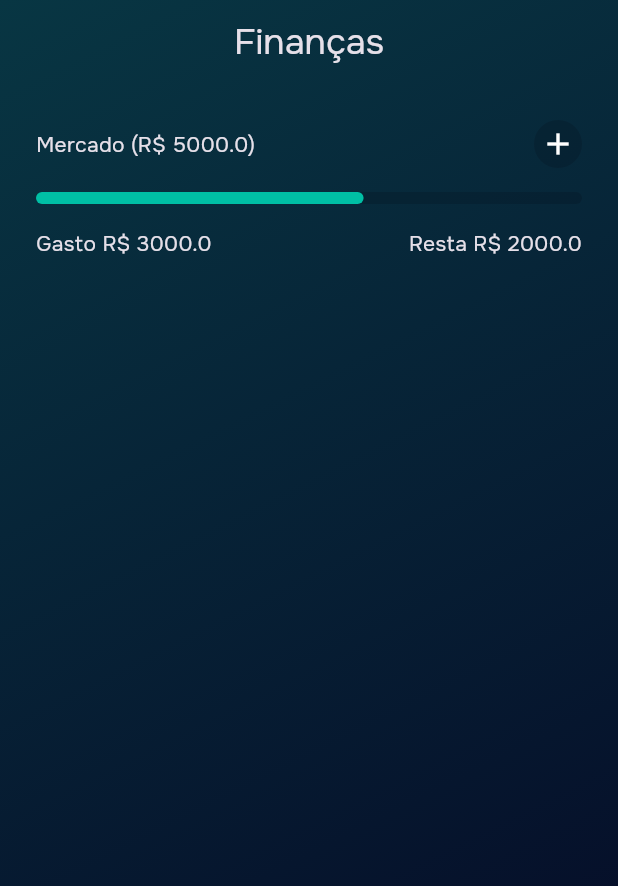
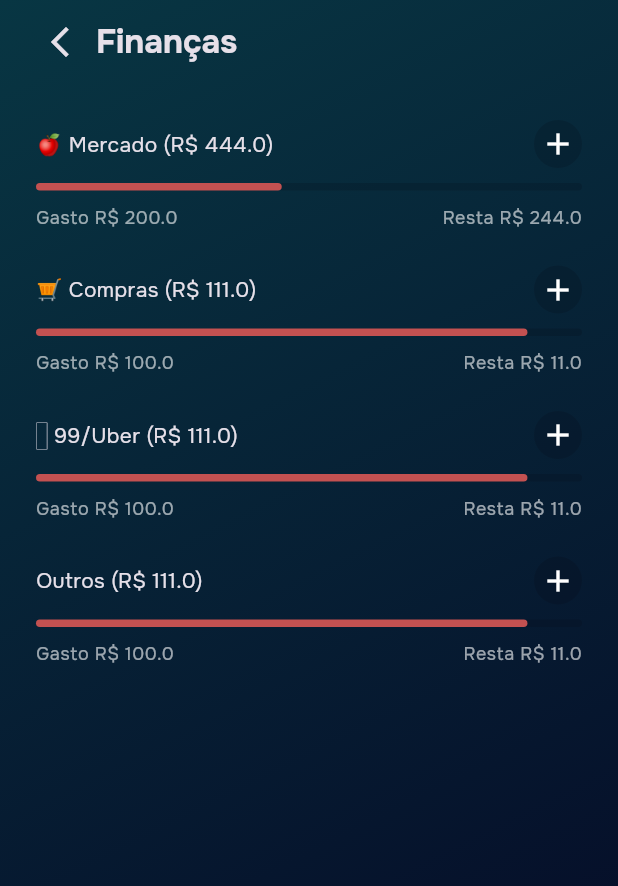
Before and after one commit to pietroid/focuslab, a Flutter app: the FinancePage screen opened by its route, on a phone screen of 412 x 824 dp. Shown: the top 886 px of the screen. Run offline on Flutter 3.47's test engine with Material 3 defaults, Android fonts, the phone set to English and light mode, and no system bars; our stand-ins replace bloc, flutter_bloc, go_router, google_fonts, just_audio, rxdart and 1 more; generated files the repository leaves out were written again.

Commit message:
mocked version of finance

```diff
--- a/lib/finance/view/finance_page.dart
+++ b/lib/finance/view/finance_page.dart
@@ -8,13 +8,37 @@ class FinancePage extends StatelessWidget {
   @override
   Widget build(BuildContext context) {
     return DefaultScaffold(
-        body: Column(children: const [
-          FinanceGoal(
-            title: 'Mercado',
-            totalAmount: 5000.00,
-            spent: 3000.00,
+        body: Padding(
+          padding: const EdgeInsets.symmetric(
+            vertical: AppSpacing.large,
+            horizontal: AppSpacing.large,
           ),
-        ]),
+          child: Column(children: const [
+            FinanceGoal(
+              title: '🍎 Mercado',
+              totalAmount: 444.0,
+              spent: 200.00,
+            ),
+            SizedBox(height: AppSpacing.large),
+            FinanceGoal(
+              title: '🛒 Compras',
+              totalAmount: 111.00,
+              spent: 100.00,
+            ),
+            SizedBox(height: AppSpacing.large),
+            FinanceGoal(
+              title: '🛻 99/Uber',
+              totalAmount: 111.00,
+              spent: 100.00,
+            ),
+            SizedBox(height: AppSpacing.large),
+            FinanceGoal(
+              title: 'Outros',
+              totalAmount: 111.00,
+              spent: 100.00,
+            ),
+          ]),
+        ),
         title: 'Finanças');
   }
 }
--- a/lib/finance/widget/finance_goal.dart
+++ b/lib/finance/widget/finance_goal.dart
@@ -1,4 +1,5 @@
 import 'package:app_ui/app_ui.dart';
+import 'package:flutter/material.dart';
 import 'package:flutter/widgets.dart';
 import 'package:focuslab/finance/widget/add_button.dart';
 
@@ -16,9 +17,7 @@ class FinanceGoal extends StatelessWidget {
 
   @override
   Widget build(BuildContext context) {
-    return Padding(
-      padding: const EdgeInsets.all(AppSpacing.large),
-      child: Column(
+    return Column(
       children: [
         Row(
           mainAxisAlignment: MainAxisAlignment.spaceBetween,
@@ -27,9 +26,9 @@ class FinanceGoal extends StatelessWidget {
             AddButton(),
           ],
         ),
-          const SizedBox(height: AppSpacing.medium),
+        const SizedBox(height: AppSpacing.small),
         Container(
-            height: 8,
+          height: 5,
           decoration: BoxDecoration(
             color: AppColors.defaultCardColor,
             borderRadius: BorderRadius.circular(AppSpacing.cardRadius),
@@ -41,9 +40,8 @@ class FinanceGoal extends StatelessWidget {
                 flex: (spent / totalAmount * 100).toInt(),
                 child: Container(
                   decoration: BoxDecoration(
-                      color: AppColors.primaryColor,
-                      borderRadius:
-                          BorderRadius.circular(AppSpacing.cardRadius),
+                    color: const Color.fromARGB(255, 195, 81, 81),
+                    borderRadius: BorderRadius.circular(AppSpacing.cardRadius),
                   ),
                 ),
               ),
@@ -54,16 +52,21 @@ class FinanceGoal extends StatelessWidget {
             ],
           ),
         ),
-          const SizedBox(height: AppSpacing.medium),
+        const SizedBox(height: AppSpacing.small),
         Row(
           mainAxisAlignment: MainAxisAlignment.spaceBetween,
           children: [
-              Text('Gasto R\$ $spent'),
-              Text('Resta R\$ ${totalAmount - spent}'),
+            Text('Gasto R\$ $spent',
+                style: Theme.of(context).textTheme.bodySmall?.copyWith(
+                      color: AppColors.captionColor,
+                    )),
+            Text('Resta R\$ ${totalAmount - spent}',
+                style: Theme.of(context).textTheme.bodySmall?.copyWith(
+                      color: AppColors.captionColor,
+                    )),
           ],
         ),
       ],
-      ),
     );
   }
 }
--- a/packages/app_ui/lib/src/app_colors.dart
+++ b/packages/app_ui/lib/src/app_colors.dart
@@ -1,7 +1,8 @@
 import 'dart:ui';
 
 class AppColors {
-  static const primaryColor = Color(0xFF00BFA5);
+  static const primaryColor = Color.fromARGB(255, 255, 255, 255);
+  static const captionColor = Color.fromARGB(154, 255, 255, 255);
   static const defaultBackgroundColor = Color(0xFF050526);
   static const backgroundGradientLightColor = Color.fromARGB(255, 8, 54, 67);
   static const backgroundGradientDarkColor = Color.fromARGB(255, 5, 5, 35);
--- a/packages/app_ui/lib/src/default_scaffold.dart
+++ b/packages/app_ui/lib/src/default_scaffold.dart
@@ -16,15 +16,25 @@ class DefaultScaffold extends StatelessWidget {
     return Scaffold(
         extendBodyBehindAppBar: true,
         appBar: AppBar(
-            shadowColor: Colors.transparent,
-            title: Text(
-              //textAlign: TextAlign.left,
+          automaticallyImplyLeading: false,
+          shadowColor: Colors.transparent,
+          title: Row(children: [
+            IconButton(
+              icon: const Icon(Icons.arrow_back_ios_new),
+              onPressed: () {
+                Navigator.of(context).pop();
+              },
+            ),
+            Text(
               title,
-              style: Theme.of(context).textTheme.headlineSmall,
+              style: Theme.of(context).textTheme.titleLarge?.copyWith(
+                    fontWeight: FontWeight.bold,
+                  ),
             ),
-            centerTitle: true,
-            backgroundColor: Colors.transparent,
-            elevation: 0),
+          ]),
+          backgroundColor: Colors.transparent,
+          centerTitle: false,
+        ),
         body: Container(
           width: double.infinity,
           height: double.infinity,
```
Lines whose indentation alone changed are shown as unchanged.
